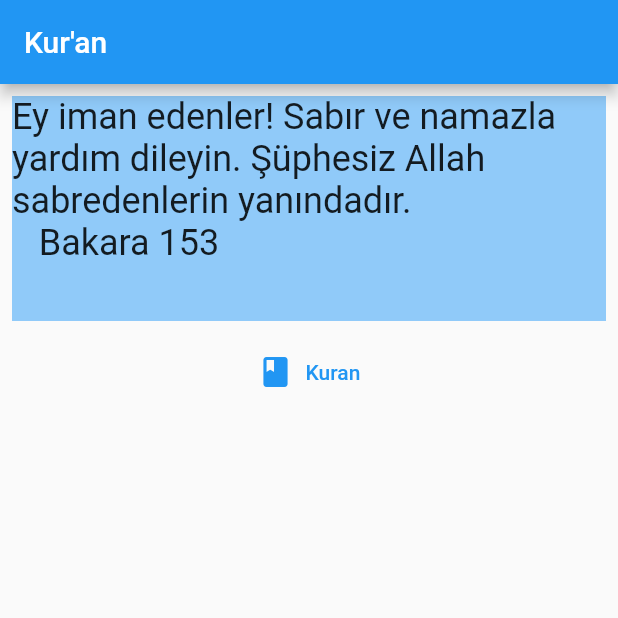
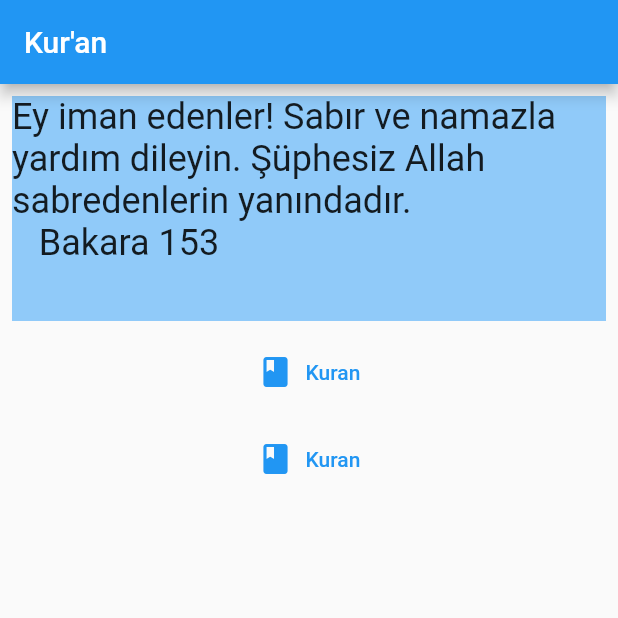
Before and after one commit to MuvahhidGenc/kuranApp, a Flutter app: the screen it shows after launch, on a phone screen of 412 x 824 dp, the top half of it. Run offline on Flutter 3.47's test engine with Material 2 defaults, Android fonts, the light colour scheme and no system bars; our stand-ins replace dio, hive, hive_flutter; missing offline and left inert: flutter_cached_pdfview; accounts and stored records are empty; statements that could not run were skipped.

Commit message:
Dosyalar Düzenlendi

```diff
--- a/lib/main.dart
+++ b/lib/main.dart
@@ -1,9 +1,7 @@
 import 'package:flutter/material.dart';
+import 'package:kuran/test/view/audio_rest_view.dart';
 import 'test/model/user_model.dart';
-import 'test/view/hivetest_view.dart';
-import 'test/view/testpdf_view.dart';
 import 'view/home/home_view.dart';
-import 'test/view/testpdfcached_view.dart';
 import 'package:hive/hive.dart';
 import 'package:hive_flutter/hive_flutter.dart';
 import 'view/kuran/view/kuran_view.dart';
@@ -34,6 +32,7 @@ class MyApp extends StatelessWidget {
       routes: {
         '/': (contex) =>const HomeView(),
         'kuran':(context)=>const Kuran(),
+        'audioTest':(context)=> AudioTestView(),
       },
     );
   }
--- a/lib/view/home/home_view.dart
+++ b/lib/view/home/home_view.dart
@@ -35,7 +35,15 @@ class _HomeViewState extends State<HomeView> {
                 },
                 icon: Icon(Icons.book),
                 label: Text("Kuran"),
-              )
+              ),
+               SizedBox(height: 10,),
+              TextButton.icon(
+                onPressed: () {
+                  Navigator.of(context).pushNamed("audioTest");
+                },
+                icon: Icon(Icons.book),
+                label: Text("Kuran"),
+              ),
             ],
           ),
         ),
```
Also changed, not shown: lib/view/kuran/modelview/hiveboxes.dart (deleted, +0 -8 lines), pubspec.yaml (+19 -5 lines), pubspec.lock, 1 other file.
